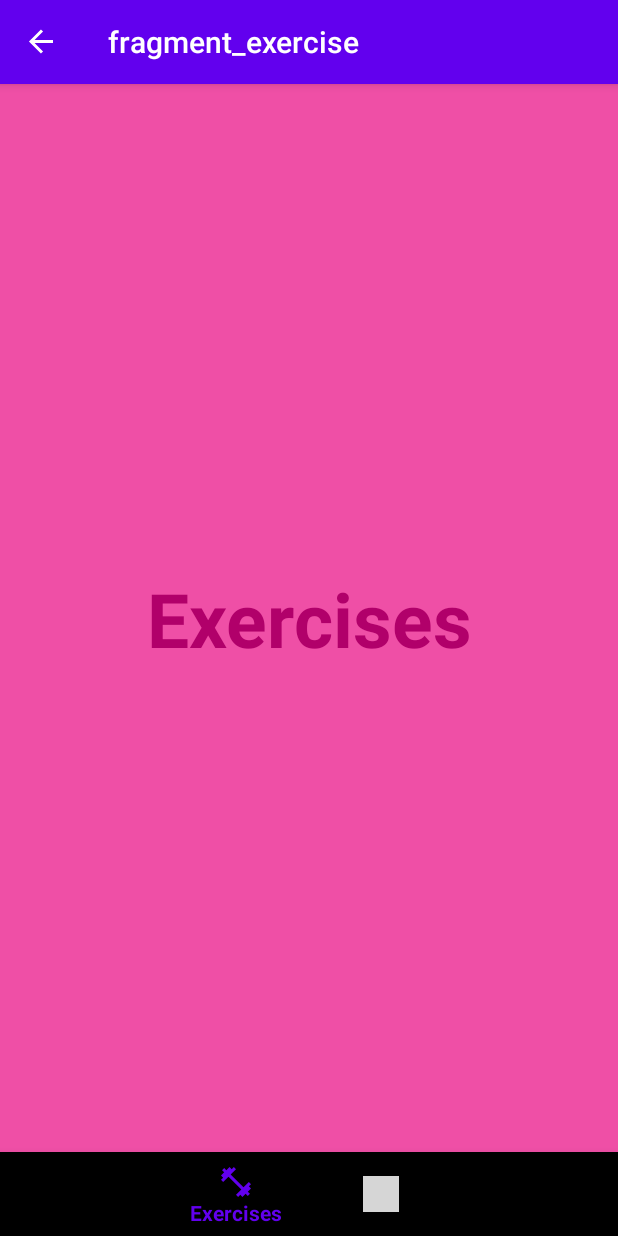
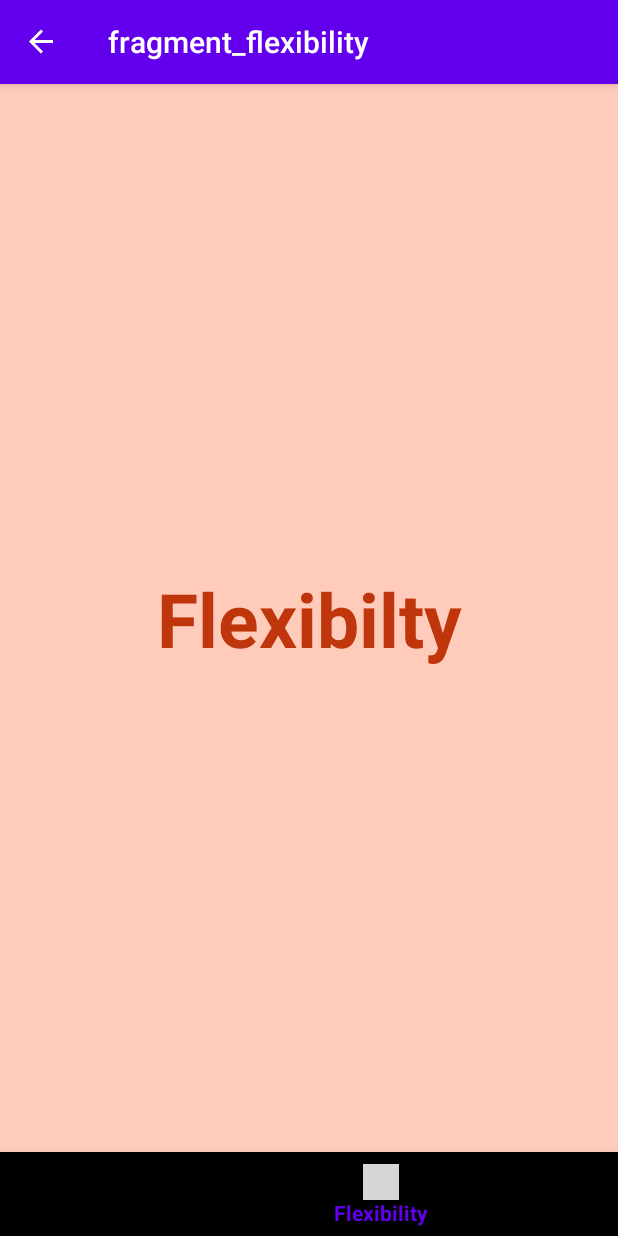
Before and after one commit to jrbrayjr2006/FitnessProHome, an Android app: the screen it shows after launch (MainActivity), item 3 of the bottom bar chosen, on a phone screen of 412 x 824 dp. Run offline under Robolectric (Android 15) with nearby library versions, the phone set to English and light mode, and no system bars; our stand-ins replace Dagger/Hilt's generated code, data binding, navigation-ui; Roboto replaces fonts that are not available here; grey boxes are pictures that could not be loaded.

Commit message:
Add Hilt dependency injection and create flexibility ui

```diff
--- a/app/build.gradle
+++ b/app/build.gradle
@@ -2,12 +2,20 @@ apply plugin: 'com.android.application'
 apply plugin: 'kotlin-android'
 apply plugin: 'kotlin-android-extensions'
 apply plugin: 'de.mannodermaus.android-junit5'
+// hilt plugins
+apply plugin: 'kotlin-kapt'
+apply plugin: 'dagger.hilt.android.plugin'
 
 android {
     compileSdkVersion 29
 
     dataBinding {
         enabled true
+    }
+
+    compileOptions {
+        sourceCompatibility JavaVersion.VERSION_1_8
+        targetCompatibility JavaVersion.VERSION_1_8
     }
 
     defaultConfig {
@@ -75,6 +83,10 @@ dependencies {
     // optional - Guava support for Room, including Optional and ListenableFuture
     implementation "androidx.room:room-guava:$room_version"
 
+    // Hilt dependencies
+    implementation "com.google.dagger:hilt-android:2.28-alpha"
+    kapt "com.google.dagger:hilt-android-compiler:2.28-alpha"
+
     // Timber logging framework
     implementation 'com.jakewharton.timber:timber:4.7.1'
 
--- a/app/src/main/AndroidManifest.xml
+++ b/app/src/main/AndroidManifest.xml
@@ -6,6 +6,7 @@
     <uses-permission android:name="android.permission.CAMERA"/>
 
     <application
+        android:name=".FitnessHomeApp"
         android:allowBackup="true"
         android:icon="@mipmap/ic_launcher"
         android:label="@string/app_name"
--- /dev/null
+++ b/app/src/main/java/com/continuouswave1550/fitness/fitnessprohome/FitnessHomeApp.kt
@@ -0,0 +1,8 @@
+package com.continuouswave1550.fitness.fitnessprohome
+
+import android.app.Application
+import dagger.hilt.android.HiltAndroidApp
+
+@HiltAndroidApp
+class FitnessHomeApp : Application() {
+}
--- a/app/src/main/java/com/continuouswave1550/fitness/fitnessprohome/MainActivity.kt
+++ b/app/src/main/java/com/continuouswave1550/fitness/fitnessprohome/MainActivity.kt
@@ -11,7 +11,9 @@ import androidx.navigation.ui.NavigationUI
 import androidx.navigation.ui.setupWithNavController
 import com.continuouswave1550.fitness.fitnessprohome.databinding.ActivityMainBinding
 import com.google.android.material.bottomnavigation.BottomNavigationView
+import dagger.hilt.android.AndroidEntryPoint
 
+@AndroidEntryPoint
 class MainActivity : AppCompatActivity(){
     private lateinit var binding : ActivityMainBinding
     private lateinit var drawerLayout: DrawerLayout
--- a/app/src/main/java/com/continuouswave1550/fitness/fitnessprohome/exercise/ExerciseViewHolder.kt
+++ b/app/src/main/java/com/continuouswave1550/fitness/fitnessprohome/exercise/ExerciseViewHolder.kt
@@ -1,8 +1,8 @@
 package com.continuouswave1550.fitness.fitnessprohome.exercise
 
-import android.widget.TextView
+import android.view.View
 import androidx.recyclerview.widget.RecyclerView
 
-class ExerciseViewHolder(val exerciseTextView: TextView) : RecyclerView.ViewHolder(exerciseTextView) {
+class ExerciseViewHolder(val exerciseTextView: View) : RecyclerView.ViewHolder(exerciseTextView) {
 
 }
--- /dev/null
+++ b/app/src/main/java/com/continuouswave1550/fitness/fitnessprohome/flexibility/FlexibilityFragment.kt
@@ -0,0 +1,60 @@
+package com.continuouswave1550.fitness.fitnessprohome.flexibility
+
+import android.os.Bundle
+import androidx.fragment.app.Fragment
+import android.view.LayoutInflater
+import android.view.View
+import android.view.ViewGroup
+import com.continuouswave1550.fitness.fitnessprohome.R
+
+// TODO: Rename parameter arguments, choose names that match
+// the fragment initialization parameters, e.g. ARG_ITEM_NUMBER
+private const val ARG_PARAM1 = "param1"
+private const val ARG_PARAM2 = "param2"
+
+/**
+ * A simple [Fragment] subclass.
+ * Use the [FlexibilityFragment.newInstance] factory method to
+ * create an instance of this fragment.
+ */
+class FlexibilityFragment : Fragment() {
+    // TODO: Rename and change types of parameters
+    private var param1: String? = null
+    private var param2: String? = null
+
+    override fun onCreate(savedInstanceState: Bundle?) {
+        super.onCreate(savedInstanceState)
+        arguments?.let {
+            param1 = it.getString(ARG_PARAM1)
+            param2 = it.getString(ARG_PARAM2)
+        }
+    }
+
+    override fun onCreateView(
+        inflater: LayoutInflater, container: ViewGroup?,
+        savedInstanceState: Bundle?
+    ): View? {
+        // Inflate the layout for this fragment
+        return inflater.inflate(R.layout.fragment_flexibility, container, false)
+    }
+
+    companion object {
+        /**
+         * Use this factory method to create a new instance of
+         * this fragment using the provided parameters.
+         *
+         * @param param1 Parameter 1.
+         * @param param2 Parameter 2.
+         * @return A new instance of fragment FlexibilityFragment.
+         */
+        // TODO: Rename and change types and number of parameters
+        @JvmStatic
+        fun newInstance(param1: String, param2: String) =
+            FlexibilityFragment().apply {
+                arguments = Bundle().apply {
+                    putString(ARG_PARAM1, param1)
+                    putString(ARG_PARAM2, param2)
+                }
+            }
+    }
+}
--- a/app/src/main/java/com/continuouswave1550/fitness/fitnessprohome/myfitness/MyFitnessFragment.kt
+++ b/app/src/main/java/com/continuouswave1550/fitness/fitnessprohome/myfitness/MyFitnessFragment.kt
@@ -12,11 +12,13 @@ import androidx.navigation.findNavController
 import androidx.navigation.ui.NavigationUI
 import com.continuouswave1550.fitness.fitnessprohome.R
 import com.continuouswave1550.fitness.fitnessprohome.databinding.FragmentMyFitnessBinding
+import dagger.hilt.android.AndroidEntryPoint
 
 /**
  * An example full-screen fragment that shows and hides the system UI (i.e.
  * status bar and navigation/system bar) with user interaction.
  */
+@AndroidEntryPoint
 class MyFitnessFragment : Fragment() {
     private lateinit var binding: FragmentMyFitnessBinding
     private lateinit var viewModel: MyFitnessViewModel
--- /dev/null
+++ b/app/src/main/res/layout/fragment_flexibility.xml
@@ -0,0 +1,27 @@
+<?xml version="1.0" encoding="utf-8"?>
+<layout xmlns:android="http://schemas.android.com/apk/res/android"
+    xmlns:app="http://schemas.android.com/apk/res-auto"
+    xmlns:tools="http://schemas.android.com/tools"
+    tools:context="com.continuouswave1550.fitness.fitnessprohome.flexibility.FlexibilityFragment">
+
+    <androidx.constraintlayout.widget.ConstraintLayout
+        android:layout_width="match_parent"
+        android:layout_height="match_parent"
+        android:background="@color/deep_orange_light">
+
+        <TextView
+            android:id="@+id/flexibilityTitleTextView"
+            android:layout_width="wrap_content"
+            android:layout_height="wrap_content"
+            android:text="@string/flexibility_title"
+            android:textSize="50sp"
+            android:textStyle="bold"
+            android:textColor="@color/deep_orange_dark"
+            app:layout_constraintEnd_toEndOf="parent"
+            app:layout_constraintStart_toStartOf="parent"
+            app:layout_constraintTop_toTopOf="parent"
+            app:layout_constraintBottom_toBottomOf="parent"/>
+
+    </androidx.constraintlayout.widget.ConstraintLayout>
+
+</layout>
--- a/app/src/main/res/navigation/nav_graph.xml
+++ b/app/src/main/res/navigation/nav_graph.xml
@@ -19,6 +19,9 @@
         <action
             android:id="@+id/action_myFitnessFragment_to_nutritionFragment"
             app:destination="@id/nutritionFragment" />
+        <action
+            android:id="@+id/action_myFitnessFragment_to_flexibilityFragment2"
+            app:destination="@id/flexibilityFragment" />
     </fragment>
     <fragment
         android:id="@+id/QRScanFragment"
@@ -45,4 +48,9 @@
         android:name="com.continuouswave1550.fitness.fitnessprohome.nutrition.NutritionFragment"
         android:label="fragment_nutrition"
         tools:layout="@layout/fragment_nutrition" />
+    <fragment
+        android:id="@+id/flexibilityFragment"
+        android:name="com.continuouswave1550.fitness.fitnessprohome.flexibility.FlexibilityFragment"
+        android:label="fragment_flexibility"
+        tools:layout="@layout/fragment_flexibility" />
 </navigation>
--- a/app/src/main/res/values/colors.xml
+++ b/app/src/main/res/values/colors.xml
@@ -10,4 +10,6 @@
     <color name="magenta">#b1006a</color>
     <color name="light_yellow">#FFF59D</color>
     <color name="dark_yellow">#F57F17</color>
+    <color name="deep_orange_light">#FFCCBC</color>
+    <color name="deep_orange_dark">#BF360C</color>
 </resources>
--- a/app/src/main/res/values/strings.xml
+++ b/app/src/main/res/values/strings.xml
@@ -13,4 +13,5 @@
     <string name="settings">Settings</string>
     <string name="exercises">Exercises</string>
     <string name="nutrition_title">Nutrition</string>
+    <string name="flexibility_title">Flexibilty</string>
 </resources>
--- a/build.gradle
+++ b/build.gradle
@@ -15,6 +15,7 @@ buildscript {
     dependencies {
         classpath "com.android.tools.build:gradle:4.0.0"
         classpath "org.jetbrains.kotlin:kotlin-gradle-plugin:$kotlin_version"
+        classpath 'com.google.dagger:hilt-android-gradle-plugin:2.28-alpha'
         classpath "de.mannodermaus.gradle.plugins:android-junit5:1.3.2.0"
 
         // NOTE: Do not place your application dependencies here; they belong
```
